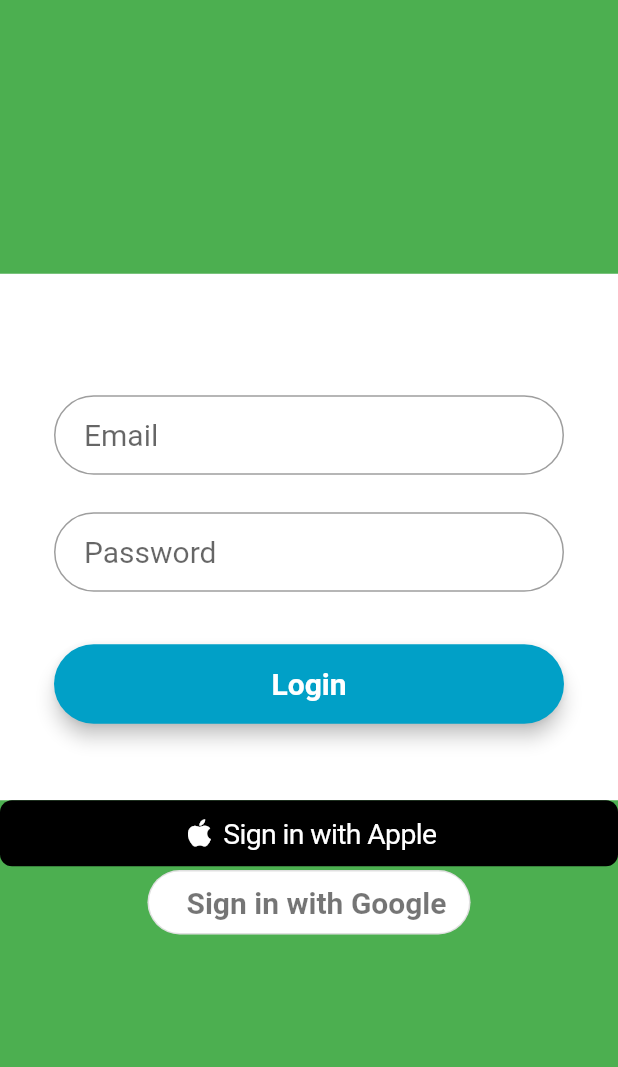
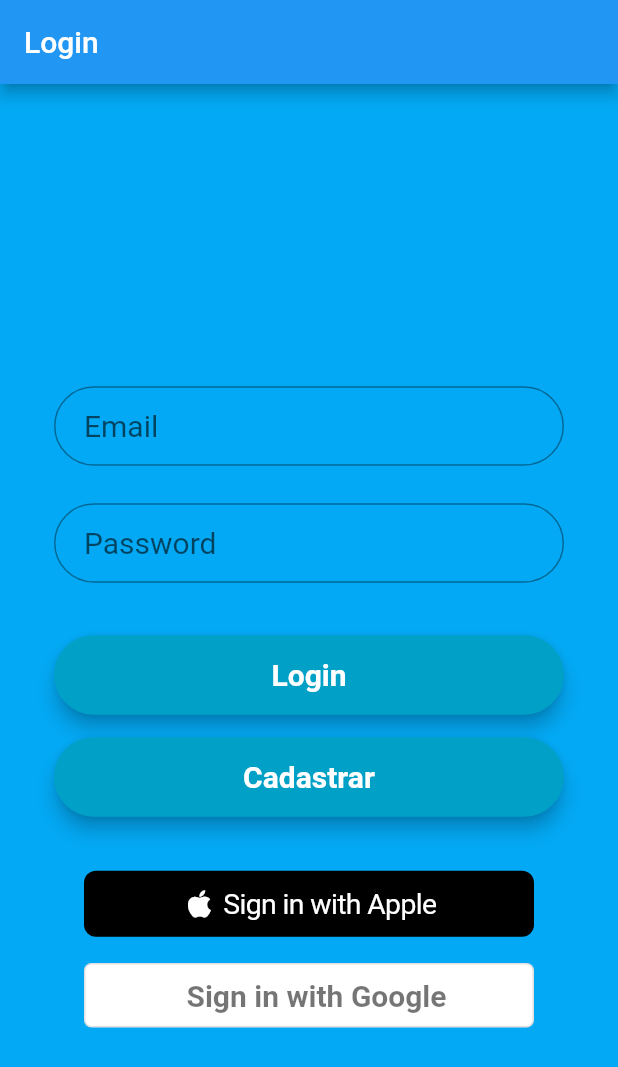
Before and after one commit to caiocv18/duolibras, a Flutter app: the screen it shows after launch, on a phone screen of 412 x 824 dp. Shown: the top 1067 px of the screen. Run offline on Flutter 3.47's test engine with Material 2 defaults, Android fonts, the light colour scheme and no system bars; drawn by our look-alikes of sign_in_with_apple; our stand-ins replace cloud_firestore, firebase_auth, firebase_core, google_sign_in, sqflite; missing offline and left inert: firebase_core_web; accounts and stored records are empty; Roboto replaces fonts that are missing (Montserrat).

Commit message:
Finishing firebase authentication

```diff
--- a/duolibras/lib/Modules/LoginModule/SignIn/FirebaseSignInWidget.dart
+++ b/duolibras/lib/Modules/LoginModule/SignIn/FirebaseSignInWidget.dart
@@ -1,5 +1,6 @@
 import 'package:duolibras/Modules/LearningModule/ViewModel/learningViewModel.dart';
 import 'package:duolibras/Modules/LearningModule/Widgets/learningWidget.dart';
+import 'package:duolibras/Modules/LoginModule/SignUp/SignUpPage.dart';
 import 'package:duolibras/Modules/LoginModule/ViewModel/SignInViewModel.dart';
 import 'package:flutter/cupertino.dart';
 import 'package:flutter/material.dart';
@@ -22,7 +23,6 @@ class _FirebaseSignInWidget extends State<FirebaseSignInWidget> {
   Widget build(BuildContext context) {
     return Center(
       child: Container(
-        color: Colors.white,
         child: Padding(
           padding: const EdgeInsets.all(36.0),
           child: Column(
@@ -33,13 +33,10 @@ class _FirebaseSignInWidget extends State<FirebaseSignInWidget> {
               emailTextfield(),
               SizedBox(height: 25.0),
               passwordTextfield(),
-              SizedBox(
-                height: 35.0,
-              ),
+              SizedBox(height: 35.0),
               loginButton(),
-              SizedBox(
-                height: 15.0,
-              ),
+              SizedBox(height: 15.0),
+              registerButton()
             ],
           ),
         ),
@@ -64,6 +61,12 @@ class _FirebaseSignInWidget extends State<FirebaseSignInWidget> {
                     builder: (context) => LearningWidget(_createViewModel())),
               )
             });
+  }
+
+  void signUp() async {
+    Navigator.of(context).push(
+      MaterialPageRoute(builder: (context) => SignUpPage()),
+    );
   }
 
   LearningViewModelProtocol _createViewModel() {
@@ -115,4 +118,23 @@ class _FirebaseSignInWidget extends State<FirebaseSignInWidget> {
       ),
     );
   }
+
+  Widget registerButton() {
+    return Material(
+      elevation: 5.0,
+      borderRadius: BorderRadius.circular(30.0),
+      color: Color(0xff01A0C7),
+      child: MaterialButton(
+        minWidth: MediaQuery.of(context).size.width,
+        padding: EdgeInsets.fromLTRB(20.0, 15.0, 20.0, 15.0),
+        onPressed: () {
+          signUp();
+        },
+        child: Text("Cadastrar",
+            textAlign: TextAlign.center,
+            style: style.copyWith(
+                color: Colors.white, fontWeight: FontWeight.bold)),
+      ),
+    );
+  }
 }
--- a/duolibras/lib/Modules/LoginModule/SignIn/GoogleSignInButton.dart
+++ b/duolibras/lib/Modules/LoginModule/SignIn/GoogleSignInButton.dart
@@ -28,7 +28,7 @@ class _GoogleSignInButtonState extends State<GoogleSignInButton> {
                 backgroundColor: MaterialStateProperty.all(Colors.white),
                 shape: MaterialStateProperty.all(
                   RoundedRectangleBorder(
-                    borderRadius: BorderRadius.circular(40),
+                    borderRadius: BorderRadius.circular(5),
                   ),
                 ),
               ),
--- a/duolibras/lib/Modules/LoginModule/SignIn/SignInPage.dart
+++ b/duolibras/lib/Modules/LoginModule/SignIn/SignInPage.dart
@@ -17,14 +17,16 @@ class _SignInPageState extends State<SignInPage> {
   @override
   Widget build(BuildContext context) {
     return Scaffold(
-        backgroundColor: Colors.green,
+        appBar: AppBar(title: Text("Login")),
+        backgroundColor: Colors.lightBlue,
         body: Container(
           child: Column(
             mainAxisAlignment: MainAxisAlignment.center,
             children: [
               FirebaseSignInWidget(signInViewModel),
-              AppleSignInWidget(signInViewModel),
-              GoogleSignInButton(signInViewModel)
+              Container(child: AppleSignInWidget(signInViewModel), width: 300),
+              SizedBox(height: 15.0),
+              Container(child: GoogleSignInButton(signInViewModel), width: 300)
             ],
           ),
         ));
--- a/duolibras/lib/Modules/LoginModule/SignUp/SignUpPage.dart
+++ b/duolibras/lib/Modules/LoginModule/SignUp/SignUpPage.dart
@@ -14,7 +14,8 @@ class _SignUpPageState extends State<SignUpPage> {
   @override
   Widget build(BuildContext context) {
     return Scaffold(
-        backgroundColor: Colors.green,
+        appBar: AppBar(title: Text("Cadastro")),
+        backgroundColor: Colors.lightBlue,
         body: Container(child: FirebaseSignUpWidget(signUpViewModel)));
   }
 }
--- a/duolibras/lib/Network/Firebase/FirebaseService.dart
+++ b/duolibras/lib/Network/Firebase/FirebaseService.dart
@@ -110,7 +110,7 @@ class FirebaseService extends ServicesProtocol {
       if (response.data() == null) {
         completer.completeError(FirebaseErrors.UserNotFound);
       }
-      return myUser.User.fromMap(response.data()!, response.id);
+      completer.complete(myUser.User.fromMap(response.data()!, response.id));
     });
 
     return completer.future;
@@ -125,7 +125,9 @@ class FirebaseService extends ServicesProtocol {
         .doc(user.id)
         .set(user.toMap(), SetOptions(merge: true))
         .then((_) => {
-              this.getUser().then((user) => {completer.complete(user)})
+              this.getUser().then((user) {
+                completer.complete(user);
+              })
             });
 
     return completer.future;
```
Also changed, not shown: duolibras/lib/Modules/LoginModule/SignUp/FirebaseSignUpWidget.dart (+16 -3 lines), duolibras/lib/Modules/LoginModule/ViewModel/SignInViewModel.dart (+5 -5 lines), duolibras/lib/Network/Authentication/Google/GoogleAuthenticator.dart (+13 -37 lines).
